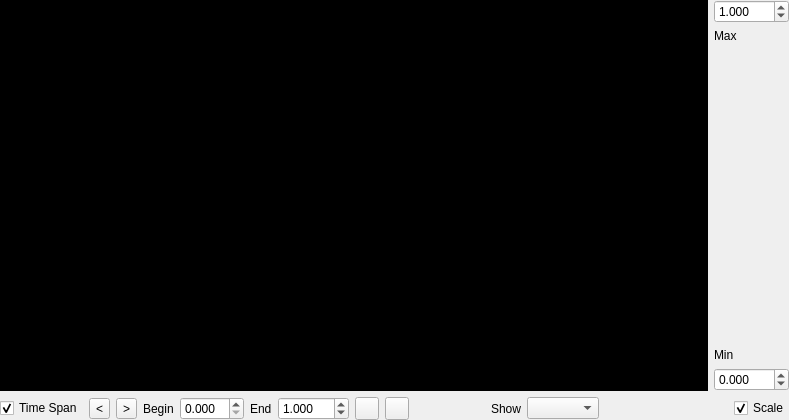
First picture: the form in Include/iqtmeas/CSamplesSequenceViewComp.ui, repository naskin-gmg/AcfSln, before the edit.
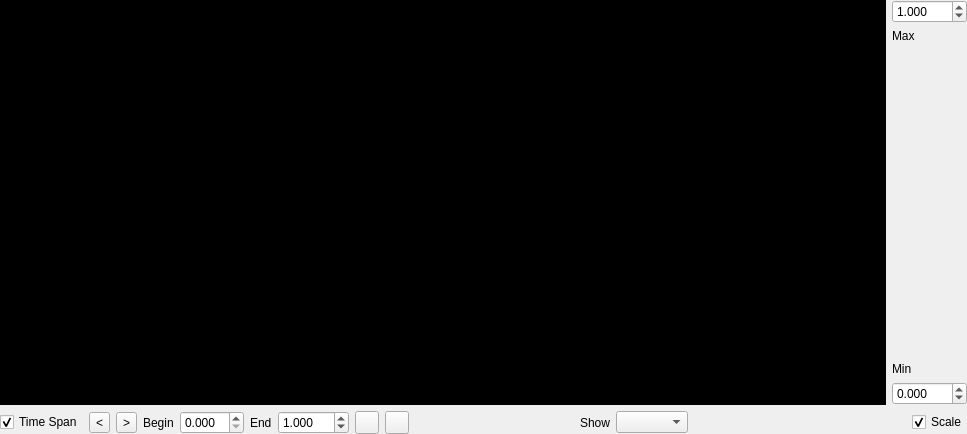
Second picture: the form after the edit. Icons and pictures are not drawn.

Commit message: Sample sequence view corrected.

```diff
--- a/Include/iqtmeas/CSamplesSequenceViewComp.ui
+++ b/Include/iqtmeas/CSamplesSequenceViewComp.ui
@@ -5,8 +5,8 @@
    <rect>
     <x>0</x>
     <y>0</y>
-    <width>789</width>
-    <height>420</height>
+    <width>967</width>
+    <height>434</height>
    </rect>
   </property>
   <property name="windowTitle" >
@@ -180,12 +180,18 @@
     </layout>
    </item>
    <item>
-    <widget class="QWidget" native="1" name="widget" >
+    <widget class="QWidget" native="1" name="BottomFrame" >
      <layout class="QHBoxLayout" name="horizontalLayout_2" >
       <property name="margin" >
        <number>0</number>
       </property>
       <item>
+       <widget class="QWidget" native="1" name="TimeSpanFrame" >
+        <layout class="QHBoxLayout" name="horizontalLayout_6" >
+         <property name="margin" >
+          <number>0</number>
+         </property>
+         <item>
        <widget class="QCheckBox" name="TimeSpanCB" >
         <property name="text" >
          <string>Time Span</string>
@@ -196,7 +202,7 @@
        </widget>
       </item>
       <item>
-       <widget class="QWidget" native="1" name="TimeSpanFrame" >
+          <widget class="QWidget" native="1" name="TimeSpanControlFrame" >
         <layout class="QHBoxLayout" name="horizontalLayout" >
          <property name="margin" >
           <number>0</number>
@@ -286,6 +292,9 @@
         </layout>
        </widget>
       </item>
+        </layout>
+       </widget>
+      </item>
       <item>
        <widget class="QWidget" native="1" name="ChannelsFrame" >
         <layout class="QHBoxLayout" name="horizontalLayout_4" >
```
Left out of the diff: 2 changed lines with no effect on the pictures. Lines whose indentation alone changed are shown as unchanged. The commit also changes 3 other files.
